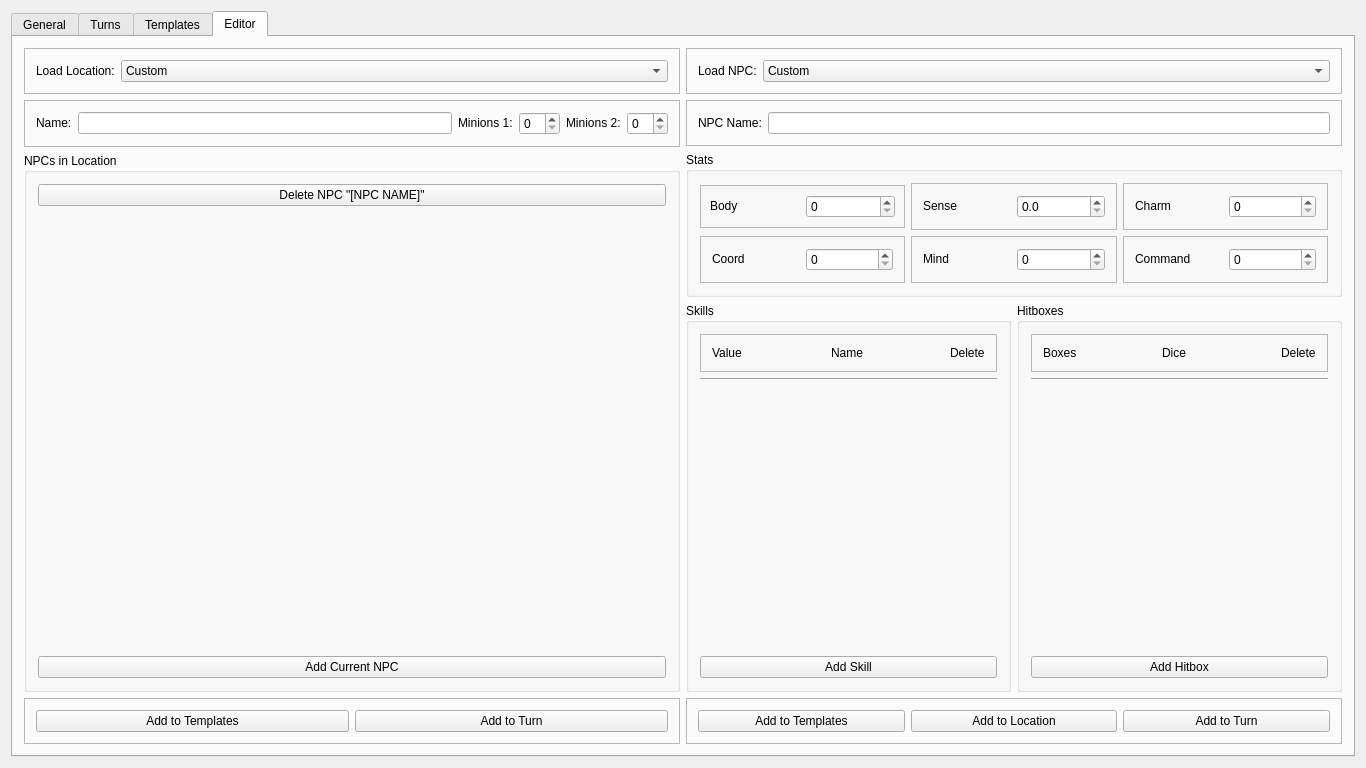
This is src/mainwindow.ui in zobin8/talented-gm as Qt 5 draws it before an edit. The edited form follows.
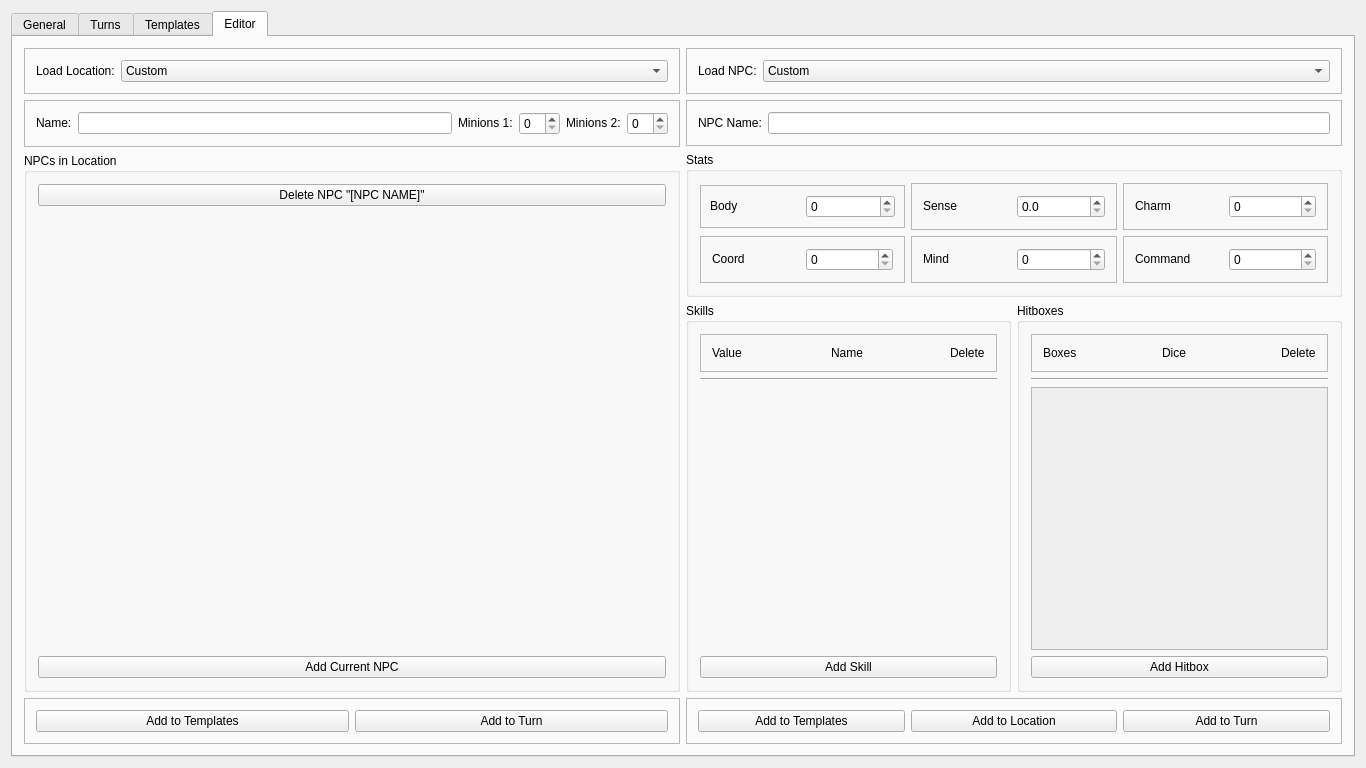
This is the edited form.

Commit message: Fixed problem that hitboxes were not properly cleared  * Also, hitboxes are in a scrollarea now.  * They still cannot be deleted.

Patch:
```diff
--- a/src/mainwindow.ui
+++ b/src/mainwindow.ui
@@ -1826,17 +1826,40 @@
                   </widget>
                  </item>
                  <item>
-                  <spacer name="verticalSpacer_9">
-                   <property name="orientation">
-                    <enum>Qt::Vertical</enum>
+                  <widget class="QScrollArea" name="scrollArea">
+                   <property name="sizePolicy">
+                    <sizepolicy hsizetype="Preferred" vsizetype="Expanding">
+                     <horstretch>0</horstretch>
+                     <verstretch>0</verstretch>
+                    </sizepolicy>
                    </property>
-                   <property name="sizeHint" stdset="0">
-                    <size>
-                     <width>20</width>
-                     <height>262</height>
-                    </size>
+                   <property name="frameShape">
+                    <enum>QFrame::StyledPanel</enum>
                    </property>
-                  </spacer>
+                   <property name="frameShadow">
+                    <enum>QFrame::Sunken</enum>
+                   </property>
+                   <property name="lineWidth">
+                    <number>0</number>
+                   </property>
+                   <property name="widgetResizable">
+                    <bool>true</bool>
+                   </property>
+                   <property name="alignment">
+                    <set>Qt::AlignLeading|Qt::AlignLeft|Qt::AlignTop</set>
+                   </property>
+                   <widget class="QWidget" name="editHitScrollContents">
+                    <property name="geometry">
+                     <rect>
+                      <x>0</x>
+                      <y>0</y>
+                      <width>301</width>
+                      <height>282</height>
+                     </rect>
+                    </property>
+                    <layout class="QVBoxLayout" name="verticalLayout_17" stretch=""/>
+                   </widget>
+                  </widget>
                  </item>
                  <item>
                   <widget class="QPushButton" name="editAddHitButton">
```
The commit also changes 1 other file.
